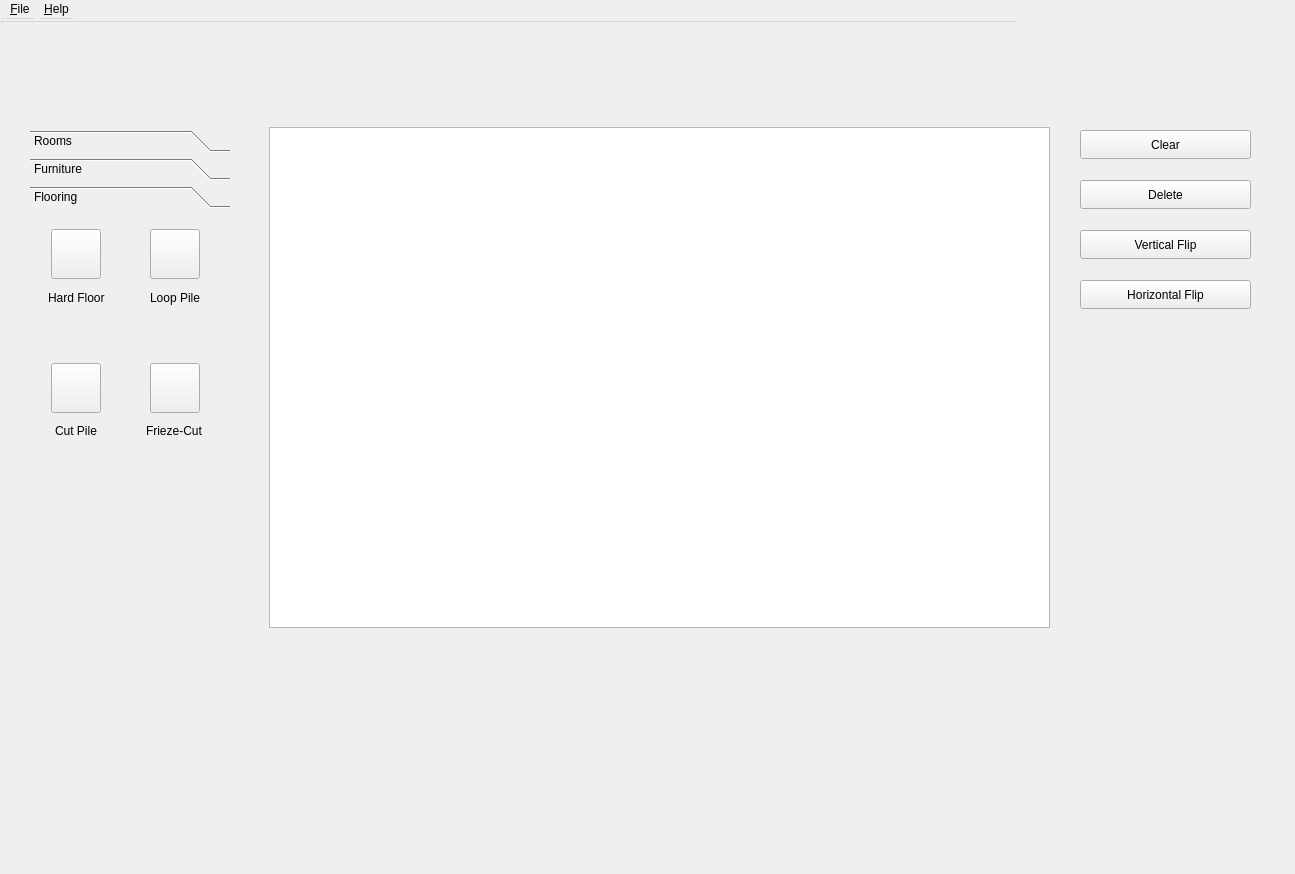
Before: the Qt Designer form edit.ui in mdelaune/RoboSim, drawn with Qt 5.
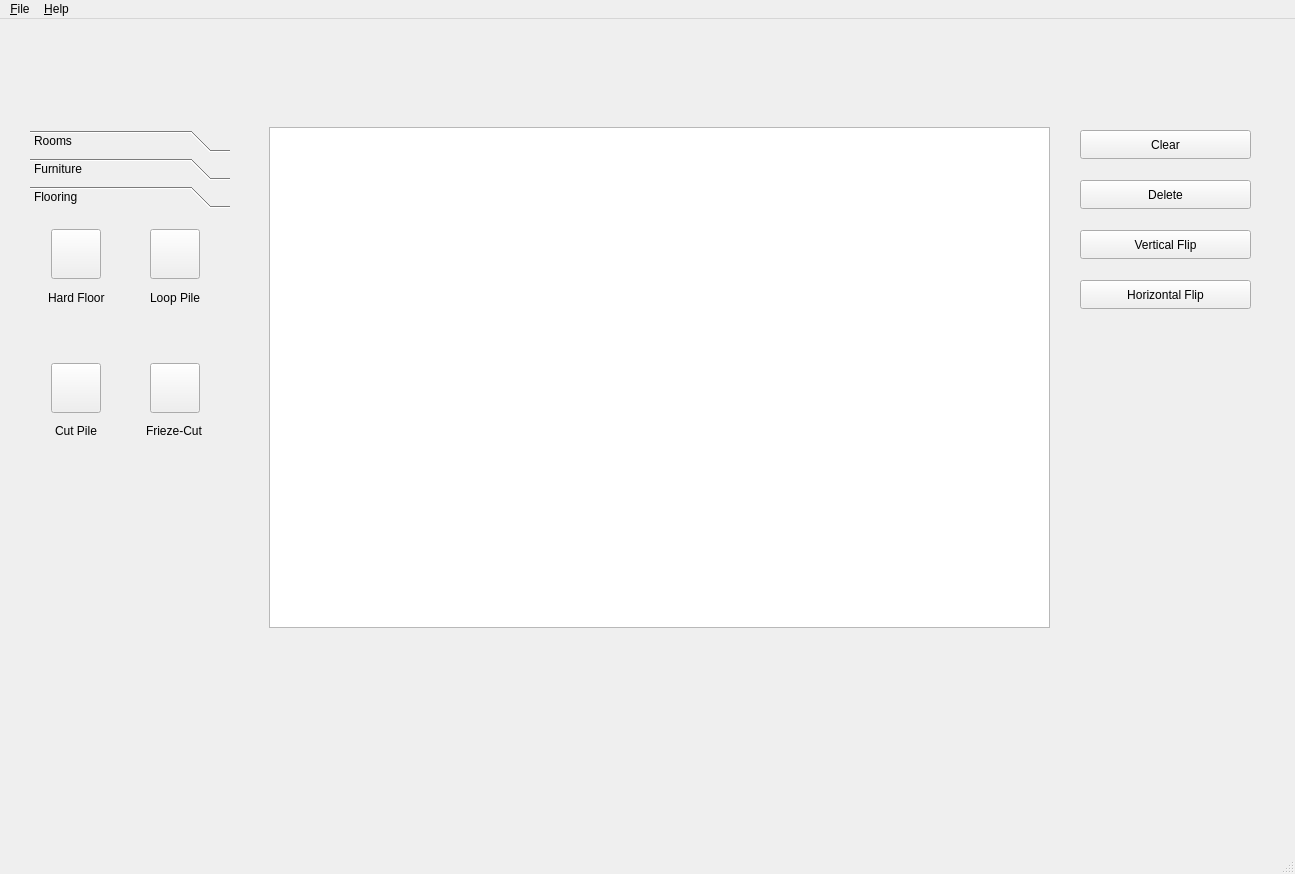
After: the same form once the commit is applied. Icons and pictures are not drawn.

Commit message: .qrc update and report window

```diff
--- a/edit.ui
+++ b/edit.ui
@@ -1,7 +1,7 @@
 <?xml version="1.0" encoding="UTF-8"?>
 <ui version="4.0">
  <class>edit</class>
- <widget class="QWidget" name="edit">
+ <widget class="QMainWindow" name="edit">
   <property name="geometry">
    <rect>
     <x>0</x>
```
The commit also changes 19 other files.
